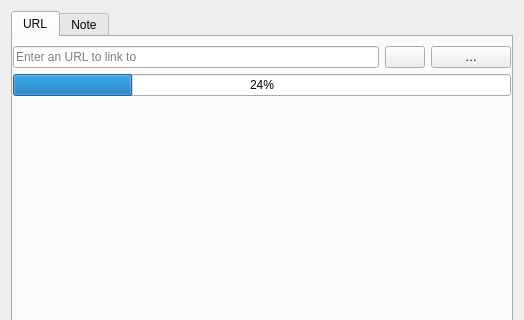
Qt form src/dialogs/linkdialog.ui (pbek/QOwnNotes) before a commit; both pictures show x 0 to 524 and y 0 to 320 of the 524 by 501 pixel window.
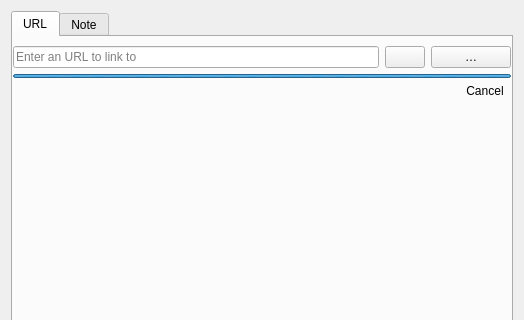
The same form after that commit. Icons and pictures are not drawn.

Commit message: linkdialog: fetch webpage title in the background

Diff of the .ui file:
```diff
--- a/src/dialogs/linkdialog.ui
+++ b/src/dialogs/linkdialog.ui
@@ -75,10 +75,73 @@
           </widget>
          </item>
          <item row="2" column="1" colspan="3">
-          <widget class="QProgressBar" name="downloadProgressBar">
-           <property name="value">
-            <number>24</number>
-           </property>
+          <widget class="QWidget" name="titleFetchWidget" native="true">
+           <layout class="QVBoxLayout" name="titleFetchLayout">
+            <property name="spacing">
+             <number>2</number>
+            </property>
+            <property name="leftMargin">
+             <number>0</number>
+            </property>
+            <property name="topMargin">
+             <number>0</number>
+            </property>
+            <property name="rightMargin">
+             <number>0</number>
+            </property>
+            <property name="bottomMargin">
+             <number>0</number>
+            </property>
+            <item>
+             <widget class="QProgressBar" name="downloadProgressBar">
+              <property name="maximumSize">
+               <size>
+                <width>16777215</width>
+                <height>4</height>
+               </size>
+              </property>
+              <property name="maximum">
+               <number>0</number>
+              </property>
+              <property name="value">
+               <number>-1</number>
+              </property>
+              <property name="textVisible">
+               <bool>false</bool>
+              </property>
+             </widget>
+            </item>
+            <item>
+             <layout class="QHBoxLayout" name="titleFetchStatusLayout">
+              <item>
+               <widget class="QLabel" name="titleFetchStatusLabel">
+                <property name="sizePolicy">
+                 <sizepolicy hsizetype="Ignored" vsizetype="Preferred">
+                  <horstretch>1</horstretch>
+                  <verstretch>0</verstretch>
+                 </sizepolicy>
+                </property>
+                <property name="text">
+                 <string notr="true"/>
+                </property>
+               </widget>
+              </item>
+              <item>
+               <widget class="QToolButton" name="cancelTitleFetchButton">
+                <property name="toolTip">
+                 <string>Stop fetching the title of the webpage</string>
+                </property>
+                <property name="text">
+                 <string>Cancel</string>
+                </property>
+                <property name="autoRaise">
+                 <bool>true</bool>
+                </property>
+               </widget>
+              </item>
+             </layout>
+            </item>
+           </layout>
           </widget>
          </item>
          <item row="3" column="1" colspan="3">
```
The commit also changes 3 other files.
